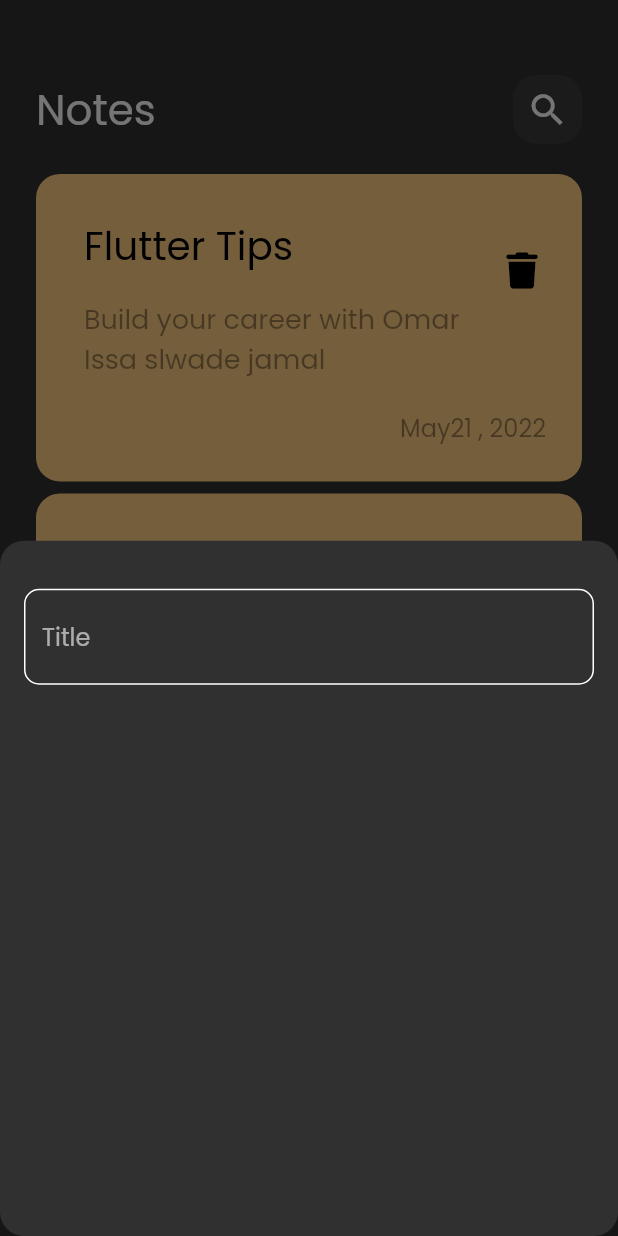
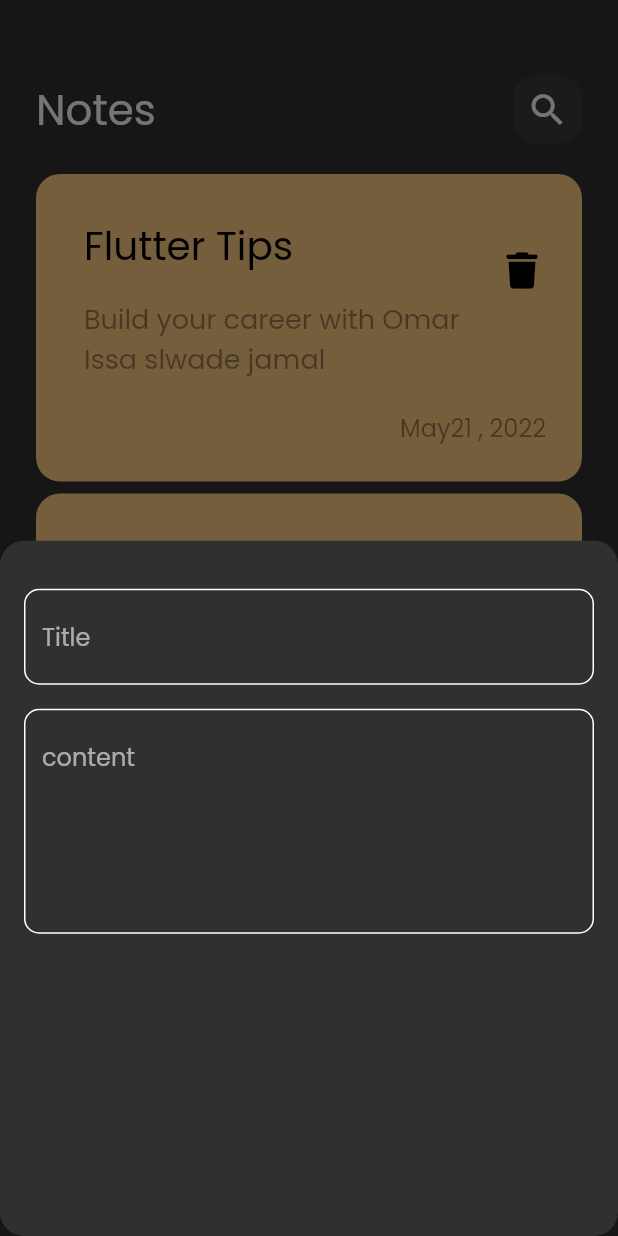
Before and after one commit to OmarIssa0/notes_app, a Flutter app: the screen it shows after launch, after a tap on the "add" icon, on a phone screen of 412 x 824 dp. Run offline on Flutter 3.47's test engine with Material 2 defaults, Android fonts, the phone set to English and light mode, and no system bars; our stand-ins replace font_awesome_flutter.

Commit message:
add fields to notes button sheet

```diff
--- a/lib/widgets/add_note_button_sheet.dart
+++ b/lib/widgets/add_note_button_sheet.dart
@@ -13,7 +13,16 @@ class AddNotesButtonSheet extends StatelessWidget {
           SizedBox(
             height: 32,
           ),
-          CustomTextFiled(),
+          CustomTextFiled(
+            hint: 'Title',
+          ),
+          SizedBox(
+            height: 16,
+          ),
+          CustomTextFiled(
+            hint: 'content',
+            maxLines: 5,
+          ),
         ],
       ),
     );
--- a/lib/widgets/custom_text_filed.dart
+++ b/lib/widgets/custom_text_filed.dart
@@ -2,14 +2,22 @@ import 'package:flutter/material.dart';
 import 'package:notes_app/constant/constant.dart';
 
 class CustomTextFiled extends StatelessWidget {
-  const CustomTextFiled({super.key});
+  const CustomTextFiled({
+    super.key,
+    required this.hint,
+    this.maxLines = 1,
+  });
+
+  final String hint;
+  final int maxLines;
 
   @override
   Widget build(BuildContext context) {
     return TextField(
+      maxLines: maxLines,
       cursorColor: kPrimaryColor,
       decoration: InputDecoration(
-        hintText: "Title",
+        hintText: hint,
         border: buildBorder(),
         enabledBorder: buildBorder(),
         focusedBorder: buildBorder(kPrimaryColor),
```
